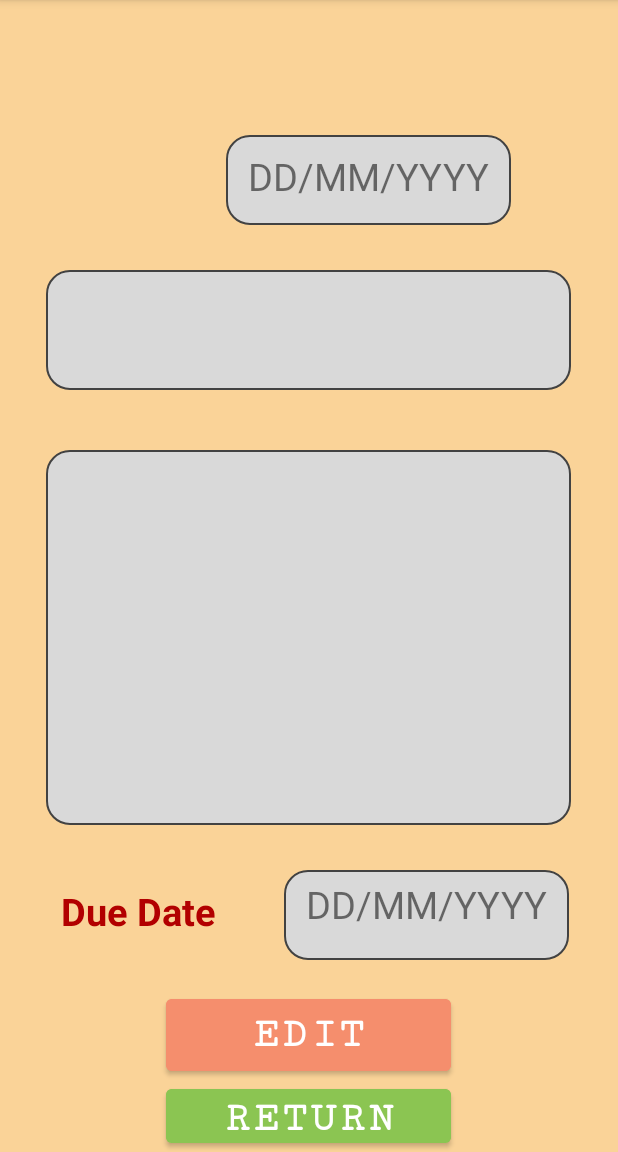
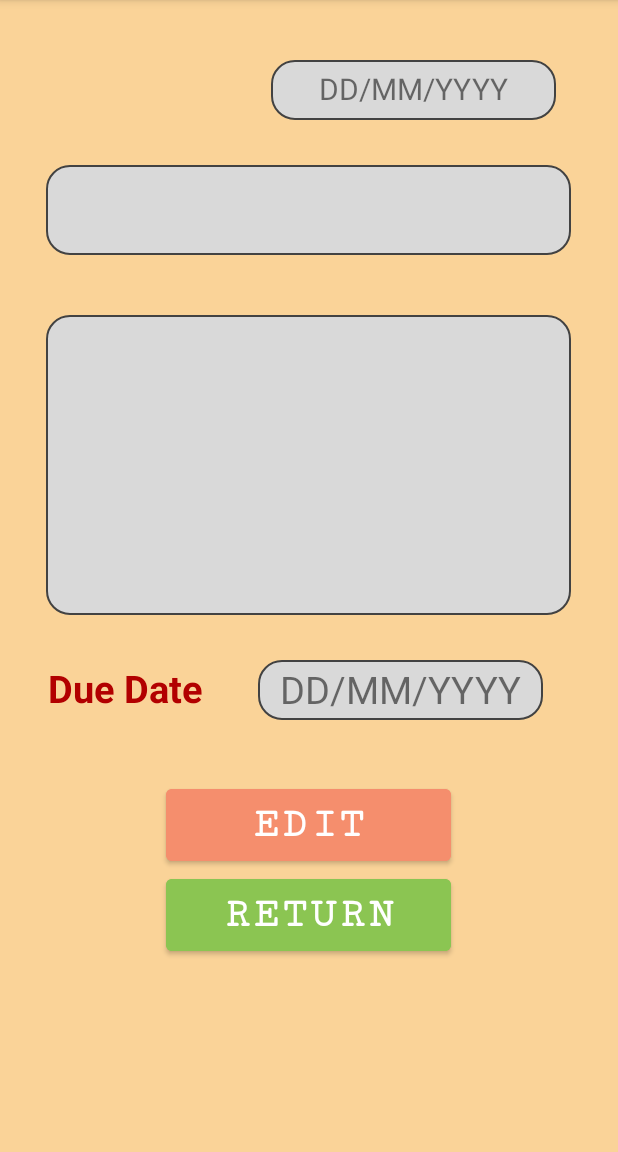
Before and after one commit to yifzheng/DeerDiary, an Android app: the ViewEntryActivity screen opened directly, with no data from a screen before it, on a phone screen of 412 x 824 dp, the part 84-1236 px from its top. Run offline under Robolectric (Android 15) with nearby library versions, the phone set to English and light mode, and no system bars; 1 statement that could not run was skipped.

Commit message:
Issue 6: View diary entry (RED + GREEN + REFACTOR)

```diff
--- a/DeerDiary/app/src/main/AndroidManifest.xml
+++ b/DeerDiary/app/src/main/AndroidManifest.xml
@@ -12,7 +12,7 @@
         android:theme="@style/Theme.DeerDiary"
         tools:targetApi="31">
         <activity
-            android:name=".EditPostActivity"
+            android:name=".ViewEntryActivity"
             android:exported="false" />
         <activity
             android:name=".CreatePostActivity"
--- a/DeerDiary/app/src/main/java/com/example/deerdiary/MainActivity.java
+++ b/DeerDiary/app/src/main/java/com/example/deerdiary/MainActivity.java
@@ -1,49 +1,30 @@
 package com.example.deerdiary;
 
 import androidx.annotation.NonNull;
-import androidx.annotation.Nullable;
 import androidx.appcompat.app.AppCompatActivity;
-import androidx.appcompat.widget.Toolbar;
 import androidx.recyclerview.widget.LinearLayoutManager;
 import androidx.recyclerview.widget.RecyclerView;
 
-import android.app.ProgressDialog;
-import android.content.Context;
 import android.content.Intent;
 import android.os.Bundle;
-import android.util.Log;
-import android.view.LayoutInflater;
 import android.view.Menu;
 import android.view.MenuInflater;
 import android.view.MenuItem;
-import android.view.View;
-import android.view.ViewGroup;
-import android.widget.TextView;
 import android.widget.Toast;
 
 
 import com.google.android.gms.tasks.OnCompleteListener;
 
-import com.google.android.gms.tasks.OnFailureListener;
-import com.google.android.gms.tasks.OnSuccessListener;
 import com.google.android.gms.tasks.Task;
 import com.google.firebase.auth.FirebaseAuth;
 import com.google.firebase.auth.FirebaseUser;
 import com.google.firebase.firestore.CollectionReference;
-import com.google.firebase.firestore.DocumentChange;
-import com.google.firebase.firestore.DocumentReference;
-import com.google.firebase.firestore.DocumentSnapshot;
-import com.google.firebase.firestore.EventListener;
 import com.google.firebase.firestore.FirebaseFirestore;
-import com.google.firebase.firestore.FirebaseFirestoreException;
 import com.google.firebase.firestore.Query;
 import com.google.firebase.firestore.QueryDocumentSnapshot;
 import com.google.firebase.firestore.QuerySnapshot;
 
 import java.util.ArrayList;
-import java.util.List;
-import java.util.Map;
-import java.util.Objects;
 
 public class MainActivity extends AppCompatActivity implements RecycleViewInterface{
 
@@ -138,7 +119,7 @@ public class MainActivity extends AppCompatActivity implements RecycleViewInterf
     //handle click on the entries list
     @Override
     public void onItemClick(int position) {
-        Intent intent = new Intent(MainActivity.this,EditPostActivity.class);
+        Intent intent = new Intent(MainActivity.this, ViewEntryActivity.class);
         //for now I pass them as individual, later will pass it as objects
 
         intent.putExtra("DATE",entries.get(position).dateTime);
--- a/DeerDiary/app/src/main/java/com/example/deerdiary/EditPostActivity.java
+++ b/DeerDiary/app/src/main/java/com/example/deerdiary/ViewEntryActivity.java
@@ -1,12 +1,15 @@
 package com.example.deerdiary;
+
+import android.annotation.SuppressLint;
+import android.content.Intent;
+import android.os.Bundle;
+import android.widget.Button;
+import android.widget.TextView;
 
 import androidx.appcompat.app.AppCompatActivity;
 
-import android.os.Bundle;
-import android.widget.TextView;
-
-public class EditPostActivity extends AppCompatActivity {
-
+public class ViewEntryActivity extends AppCompatActivity {
+    @SuppressLint("MissingInflatedId")
     @Override
     protected void onCreate(Bundle savedInstanceState) {
         super.onCreate(savedInstanceState);
@@ -20,8 +23,13 @@ public class EditPostActivity extends AppCompatActivity {
         TextView titleView = findViewById(R.id.titleView);
         TextView contentView = findViewById(R.id.contentView);
 
-        dateView.setText(date.substring(0,11));
+        dateView.setText(date.substring(0, 11));
         titleView.setText(title);
         contentView.setText(content);
+
+        Button returnBtn = (Button) findViewById(R.id.return_btn);
+        returnBtn.setOnClickListener(view -> {
+            startActivity(new Intent(ViewEntryActivity.this, MainActivity.class));
+        });
     }
 }
--- a/DeerDiary/app/src/main/res/layout/diary_detail.xml
+++ b/DeerDiary/app/src/main/res/layout/diary_detail.xml
@@ -13,49 +13,48 @@
         <TextView
             android:id="@+id/datetimeView"
             android:layout_width="190dp"
-            android:layout_height="60dp"
-            android:layout_marginLeft="40dp"
-            android:layout_marginTop="90dp"
+            android:layout_height="40dp"
+            android:layout_marginLeft="70dp"
+            android:layout_marginTop="40dp"
             android:layout_marginBottom="-60dp"
             android:layout_gravity="center"
             android:background="@drawable/border"
             android:text="DD/MM/YYYY"
-            android:textSize="25sp"
+            android:textSize="20sp"
             android:textAlignment="center"
-            android:padding="10dp"/>
+            android:padding="5dp"/>
 
         <TextView
             android:id="@+id/titleView"
             android:layout_width="350dp"
-            android:layout_height="80dp"
+            android:layout_height="60dp"
             android:layout_marginBottom="-50dp"
             android:layout_marginTop="90dp"
             android:layout_gravity="center"
             android:background="@drawable/border"
             android:text="Title"
-            android:textSize="35sp"
-            android:textAlignment="center"
-            android:padding="15dp"/>
+            android:textSize="28sp"
+            android:paddingLeft="20dp"
+            android:padding="10dp"/>
         <TextView
             android:id="@+id/contentView"
             android:layout_width="350dp"
-            android:layout_height="250dp"
+            android:layout_height="200dp"
             android:layout_marginTop="90dp"
             android:layout_gravity="center"
             android:layout_marginBottom="30dp"
             android:background="@drawable/border"
             android:text="Content"
             android:scrollbars="vertical"
-            android:textSize="30sp"
-            android:textAlignment="center"
-            android:padding="5dp"/>
+            android:textSize="20sp"
+            android:padding="10dp"/>
 
         <LinearLayout
             android:layout_width="350dp"
-            android:layout_height="60dp"
+            android:layout_height="40dp"
             android:orientation="horizontal"
             android:layout_gravity="center"
-            android:layout_marginBottom="20dp">
+            android:layout_marginBottom="40dp">
 
             <TextView
                 android:layout_width="wrap_content"
@@ -64,7 +63,7 @@
                 android:textColor="@color/duedatered"
                 android:textStyle="bold"
                 android:textSize="25sp"
-                android:padding="10dp"/>
+                android:padding="1dp"/>
 
             <TextView
                 android:id="@+id/duedateView"
@@ -76,7 +75,7 @@
                 android:text="DD/MM/YYYY"
                 android:textSize="25sp"
                 android:textAlignment="center"
-                android:padding="5dp" />
+                android:padding="2dp" />
         </LinearLayout>
         <Button
             android:id="@+id/edit_btn"
@@ -94,7 +93,7 @@
             android:textStyle="bold" />
 
         <Button
-            android:id="@+id/start_register_btn"
+            android:id="@+id/return_btn"
             android:layout_width="wrap_content"
             android:layout_gravity="center"
             android:layout_height="wrap_content"
```
